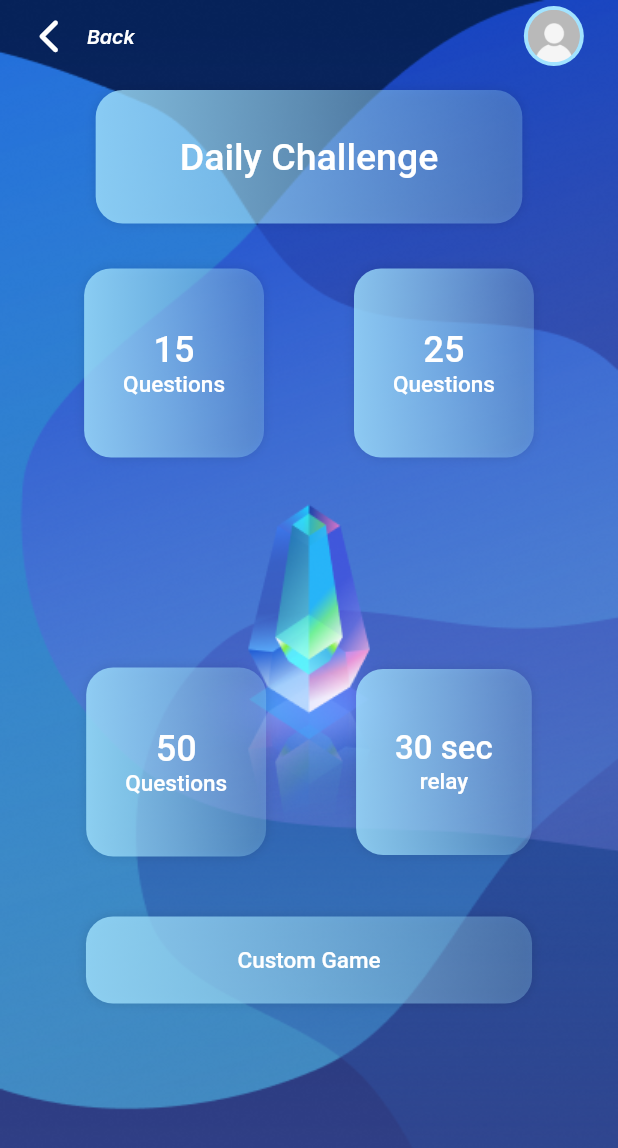
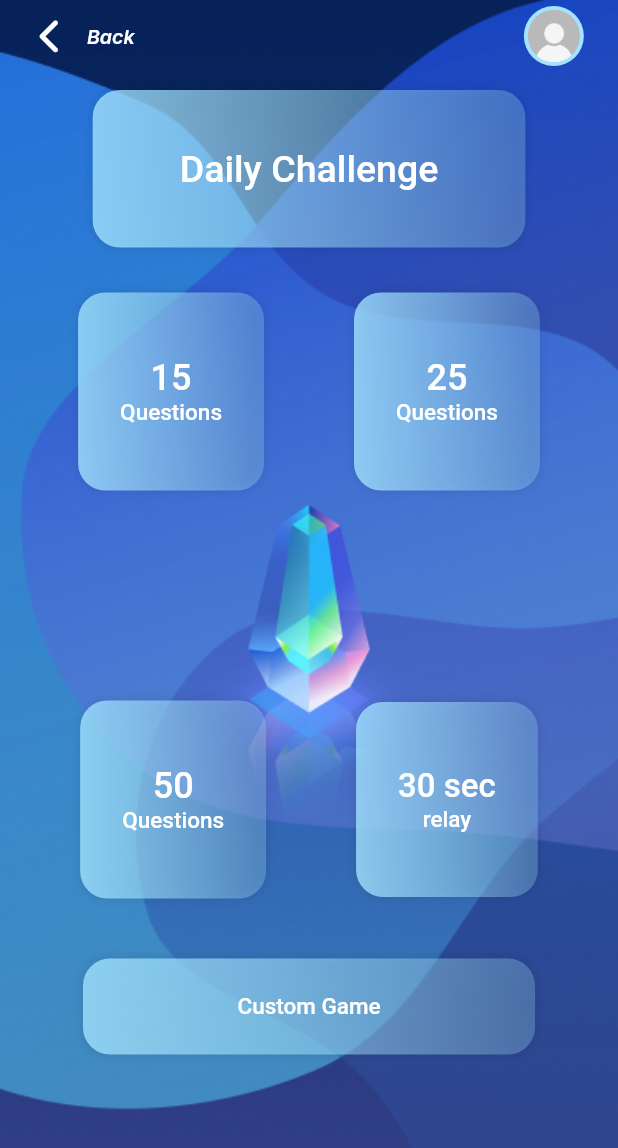
Before and after one commit to Ismael-Deka/TrivialTrivia-flutter, a Flutter app: the GameModesScreen screen opened by its route, on a phone screen of 412 x 824 dp. Shown: the top 1148 px of the screen. Run offline on Flutter 3.47's test engine with Material 2 defaults, Android fonts, the phone set to English and light mode, and no system bars; our stand-ins replace cloud_firestore, firebase_auth, firebase_core, flutter_hooks, font_awesome_flutter, google_fonts and 3 more; accounts and stored records are empty; project files that could hold a hidden picture were left out.

Commit message:
Fixed colors on GameModesScreen

```diff
--- a/lib/game_utils/GameManager.dart
+++ b/lib/game_utils/GameManager.dart
@@ -52,18 +52,11 @@ class GameManager {
 
   }
 
-  static void startTimer(BuildContext context) {
-    if (timeLimit != -1) {
-      Timer(Duration(seconds: timeLimit), () =>
-          endGame(context));
-    }
-  }
 
   static void startGame(GameMode gameMode, BuildContext context) async {
     questionList = await QuestionLoader.loadQuestions(ApiCall(gameMode));
     timeLimit = gameMode.mTimeLimit;
     Navigator.pushNamed(context, '/trivia');
-    startTimer(context);
 
   }
 
--- a/lib/screens/GameModesScreen.dart
+++ b/lib/screens/GameModesScreen.dart
@@ -100,7 +100,6 @@ class GameModesScreen extends StatelessWidget{
 
                       DecoratedBox(
                           decoration: BoxDecoration(
-
                               gradient: LinearGradient(
                                   colors: [
                                     const Color(0xFFA2E3FF).withOpacity(0.80),
@@ -115,7 +114,7 @@ class GameModesScreen extends StatelessWidget{
                                     blurRadius: 5) //blur radius of shadow
                               ]
                           ),
-                          child:ElevatedButton(
+                          child:TextButton(
                             style: ButtonStyle(
                                 shadowColor: MaterialStateProperty.all<Color>(Colors.transparent),
                                 backgroundColor: MaterialStateProperty.all<Color>(Colors.transparent),
@@ -128,7 +127,7 @@ class GameModesScreen extends StatelessWidget{
 
                             onPressed: () => GameManager.startGame(TriviaUtils.getGameArgs(TriviaUtils.FIFTEEN_QUESTIONS), context),
                             child: const Padding(
-                              padding: EdgeInsets.fromLTRB(40.0, 30.0, 40.0, 30.0),
+                              padding: EdgeInsets.fromLTRB(50.0, 30.0, 50.0, 30.0),
                               child:
                               Text(
                                 "Daily Challenge",
@@ -162,7 +161,7 @@ class GameModesScreen extends StatelessWidget{
                                         blurRadius: 5) //blur radius of shadow
                                   ]
                               ),
-                              child:ElevatedButton(
+                              child:TextButton(
                                 style: ButtonStyle(
                                     shadowColor: MaterialStateProperty.all<Color>(Colors.transparent),
                                     backgroundColor: MaterialStateProperty.all<Color>(Colors.transparent),
@@ -175,7 +174,7 @@ class GameModesScreen extends StatelessWidget{
 
                                 onPressed: () => GameManager.startGame(TriviaUtils.getGameArgs(TriviaUtils.FIFTEEN_QUESTIONS),context),
                                 child: Padding(
-                                  padding: EdgeInsets.fromLTRB(10.0, 40.0, 10.0, 40.0),
+                                  padding: EdgeInsets.fromLTRB(20.0, 35.0, 20.0, 35.0),
                                   child:Column(
                                     children: const [
                                       Text(
@@ -219,7 +218,7 @@ class GameModesScreen extends StatelessWidget{
                                         blurRadius: 5) //blur radius of shadow
                                   ]
                               ),
-                              child:ElevatedButton(
+                              child:TextButton(
                                 style: ButtonStyle(
                                     shadowColor: MaterialStateProperty.all<Color>(Colors.transparent),
                                     backgroundColor: MaterialStateProperty.all<Color>(Colors.transparent),
@@ -232,7 +231,7 @@ class GameModesScreen extends StatelessWidget{
 
                                 onPressed: () => GameManager.startGame(TriviaUtils.getGameArgs(TriviaUtils.TWENTY_FIVE_QUESTIONS), context),
                                 child: Padding(
-                                  padding: EdgeInsets.fromLTRB(10.0, 40.0, 10.0, 40.0),
+                                  padding: EdgeInsets.fromLTRB(20.0, 35.0, 20.0, 35.0),
                                   child:Column(
                                     children: const [
                                       Text(
@@ -281,7 +280,7 @@ class GameModesScreen extends StatelessWidget{
                                         blurRadius: 5) //blur radius of shadow
                                   ]
                               ),
-                              child:ElevatedButton(
+                              child:TextButton(
                                 style: ButtonStyle(
                                     shadowColor: MaterialStateProperty.all<Color>(Colors.transparent),
                                     backgroundColor: MaterialStateProperty.all<Color>(Colors.transparent),
@@ -294,7 +293,7 @@ class GameModesScreen extends StatelessWidget{
 
                                 onPressed: () => GameManager.startGame(TriviaUtils.getGameArgs(TriviaUtils.FIFTY_QUESTIONS), context),
                                 child: Padding(
-                                  padding: EdgeInsets.fromLTRB(10.0, 40.0, 10.0, 40.0),
+                                  padding: EdgeInsets.fromLTRB(20.0, 35.0, 20.0, 35.0),
                                   child:Column(
                                     children: const [
                                       Text(
@@ -338,7 +337,7 @@ class GameModesScreen extends StatelessWidget{
                                         blurRadius: 5) //blur radius of shadow
                                   ]
                               ),
-                              child:ElevatedButton(
+                              child:TextButton(
                                 style: ButtonStyle(
                                     shadowColor: MaterialStateProperty.all<Color>(Colors.transparent),
                                     backgroundColor: MaterialStateProperty.all<Color>(Colors.transparent),
@@ -351,7 +350,7 @@ class GameModesScreen extends StatelessWidget{
 
                                 onPressed: () => GameManager.startGame(TriviaUtils.getGameArgs(TriviaUtils.THIRTY_SEC_RELAY), context),
                                 child: Padding(
-                                  padding: EdgeInsets.fromLTRB(10.0, 40.0, 10.0, 40.0),
+                                  padding: EdgeInsets.fromLTRB(20.0, 35.0, 20.0, 35.0),
                                   child:Column(
                                     children: const [
                                       Text(
@@ -396,7 +395,7 @@ class GameModesScreen extends StatelessWidget{
                                     blurRadius: 5) //blur radius of shadow
                               ]
                           ),
-                          child:ElevatedButton(
+                          child:TextButton(
                             style: ButtonStyle(
                                 shadowColor: MaterialStateProperty.all<Color>(Colors.transparent),
                                 backgroundColor: MaterialStateProperty.all<Color>(Colors.transparent),
@@ -409,7 +408,7 @@ class GameModesScreen extends StatelessWidget{
 
                             onPressed: () => Navigator.pushNamed(context, '/customgame'),
                             child: const Padding(
-                              padding: EdgeInsets.fromLTRB(85.0, 20.0, 85.0, 20.0),
+                              padding: EdgeInsets.fromLTRB(95.0, 15.0, 95.0, 15.0),
                               child:
                               Text(
                                 "Custom Game",
--- a/lib/screens/Leaderboard.dart
+++ b/lib/screens/Leaderboard.dart
@@ -36,7 +36,7 @@ class _LeaderboardState extends State<Leaderboard> {
                             IconButton(
                               icon: const FaIcon(FontAwesomeIcons.chevronLeft,
                                   color: Color.fromRGBO(255, 255, 255, 1)),
-                              onPressed: () {},
+                              onPressed: () => Navigator.pop(context),
                             ),
                             Text('Back',
                                 style: GoogleFonts.inter(
--- a/lib/screens/Settings.dart
+++ b/lib/screens/Settings.dart
@@ -38,7 +38,7 @@ class _SettingsState extends State<Settings> {
                             IconButton(
                               icon: const FaIcon(FontAwesomeIcons.x,
                                   color: Color.fromRGBO(255, 255, 255, 1)),
-                              onPressed: () => Navigator.pushNamed(context, '/profile'),
+                              onPressed: () => Navigator.pop(context),
                             ),
                             Text('Settings',
                                 style: GoogleFonts.inter(
--- a/lib/screens/TriviaQuestionScreen.dart
+++ b/lib/screens/TriviaQuestionScreen.dart
@@ -168,6 +168,7 @@ class TriviaQuestionScreen extends HookWidget{
             ),
           ),
       interval: Duration(milliseconds: 100),
+        onFinished: ()=>GameManager.endGame(context),
 
     );
     }else{
```
